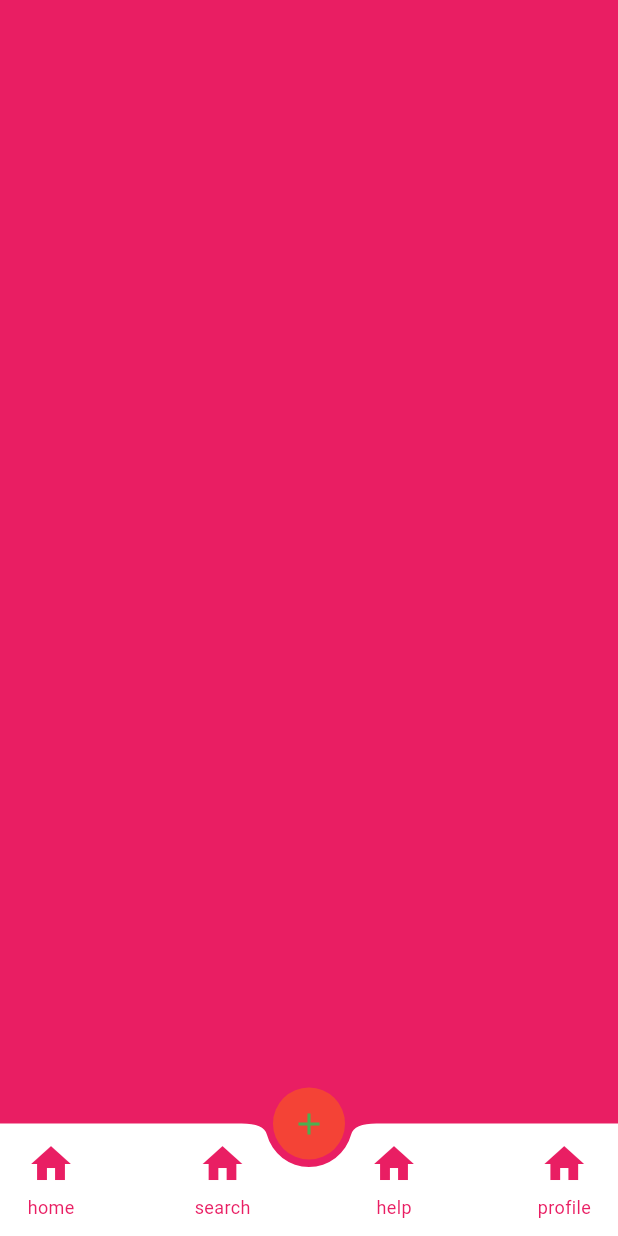
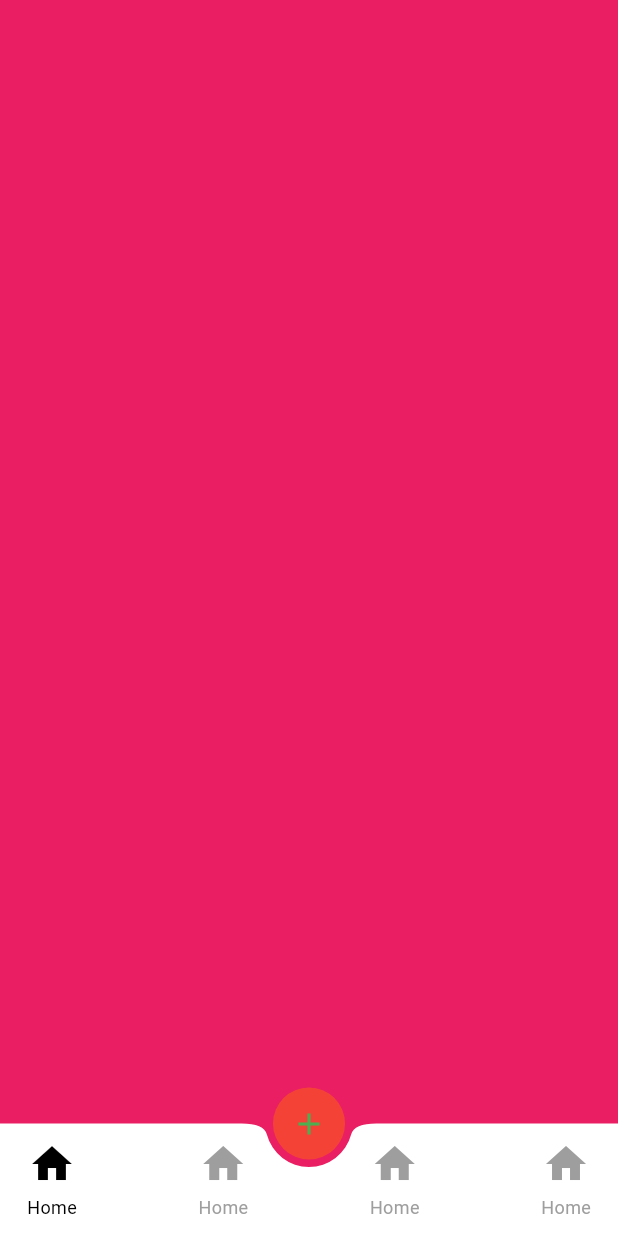
Before and after one commit to Dsoji/fab_menu_bottomnav, a Flutter app: the screen it shows after launch, on a phone screen of 412 x 824 dp. Run offline on Flutter 3.47's test engine with Material 3 defaults, Android fonts, the phone set to English and light mode, and no system bars.

Commit message:
feat: updated the navbar

```diff
--- a/lib/main.dart
+++ b/lib/main.dart
@@ -4,7 +4,6 @@ import 'package:fab_menu_bottomnav/samplePages/helpView.dart';
 import 'package:fab_menu_bottomnav/samplePages/homeview.dart';
 import 'package:fab_menu_bottomnav/samplePages/profileView.dart';
 import 'package:fab_menu_bottomnav/samplePages/searchview.dart';
-import 'package:fab_menu_bottomnav/src/bar_item.dart';
 import 'package:fab_menu_bottomnav/src/navbar.dart';
 import 'package:flutter/material.dart';
 
@@ -21,47 +20,13 @@ class MyApp extends StatefulWidget {
 class _MyAppState extends State<MyApp> {
   @override
   Widget build(BuildContext context) {
-    return MaterialApp(
+    return const MaterialApp(
         title: 'Floating NavBar Example',
         home: NaviBar(
           fabColor: Colors.red,
           navBarColor: Colors.white,
           fabIconColor: Colors.green,
-          bottomNavItems: [
-            BottomNav(
-              color: Colors.pink,
-              index: 0,
-              onTap: () {},
-              label: 'home',
-              size: 24,
-              icon: Icons.home,
-            ),
-            BottomNav(
-              color: Colors.pink,
-              index: 1,
-              onTap: () {},
-              label: 'search',
-              size: 24,
-              icon: Icons.home,
-            ),
-            BottomNav(
-              color: Colors.pink,
-              index: 2,
-              onTap: () {},
-              label: 'help',
-              size: 24,
-              icon: Icons.home,
-            ),
-            BottomNav(
-              color: Colors.pink,
-              index: 3,
-              onTap: () {},
-              label: 'profile',
-              size: 24,
-              icon: Icons.home,
-            ),
-          ],
-          fabItems: const [
+          fabItems: [
             FabCont(
               icon: Icons.place,
               text: 'plane',
@@ -78,12 +43,18 @@ class _MyAppState extends State<MyApp> {
               color: Colors.purple,
             ),
           ],
-          routeList: const [
+          routeList: [
             Home(),
             Search(),
             Help(),
             Profile(),
           ],
+          navIconSize: 24,
+          navIcon1: Icons.home,
+          navIcon2: Icons.home,
+          navIcon3: Icons.home,
+          navIcon4: Icons.home,
+          navIconColor: Colors.black,
         ));
   }
 }
--- a/lib/src/navbar.dart
+++ b/lib/src/navbar.dart
@@ -3,22 +3,34 @@ import 'package:flutter/material.dart';
 
 class NaviBar extends StatefulWidget {
   final Color fabColor;
-  final List<BottomNav> bottomNavItems;
+  // final List<BottomNav> bottomNavItems;
   final List<FabCont> fabItems;
   final List<Widget> routeList;
   final Color navBarColor;
   final Color fabIconColor;
+  final Color navIconColor;
+  final double navIconSize;
+  final IconData navIcon1;
+  final IconData navIcon2;
+  final IconData navIcon3;
+  final IconData navIcon4;
   // final String? email;
   // final String? firstName;
   // final String? lastName;
   const NaviBar({
     super.key,
     required this.fabColor,
-    required this.bottomNavItems,
+    // required this.bottomNavItems,
     required this.fabItems,
     required this.navBarColor,
     required this.fabIconColor,
     required this.routeList,
+    required this.navIconSize,
+    required this.navIcon1,
+    required this.navIcon2,
+    required this.navIcon3,
+    required this.navIcon4,
+    required this.navIconColor,
   });
 
   @override
@@ -73,7 +85,48 @@ class _NaviBarState extends State<NaviBar> {
         child: Row(
           mainAxisSize: MainAxisSize.max,
           mainAxisAlignment: MainAxisAlignment.spaceBetween,
-          children: widget.bottomNavItems,
+          children: [
+            BottomNav(
+              index: 0,
+              onTap: () {
+                changePage(0);
+              },
+              label: 'Home',
+              color: pageIndex == 0 ? widget.navIconColor : Colors.grey,
+              size: widget.navIconSize,
+              icon: widget.navIcon1,
+            ),
+            BottomNav(
+              index: 0,
+              onTap: () {
+                changePage(1);
+              },
+              label: 'Home',
+              color: pageIndex == 1 ? widget.navIconColor : Colors.grey,
+              size: widget.navIconSize,
+              icon: widget.navIcon2,
+            ),
+            BottomNav(
+              index: 0,
+              onTap: () {
+                changePage(2);
+              },
+              label: 'Home',
+              color: pageIndex == 2 ? widget.navIconColor : Colors.grey,
+              size: widget.navIconSize,
+              icon: widget.navIcon3,
+            ),
+            BottomNav(
+              index: 0,
+              onTap: () {
+                changePage(3);
+              },
+              label: 'Home',
+              color: pageIndex == 3 ? widget.navIconColor : Colors.grey,
+              size: widget.navIconSize,
+              icon: widget.navIcon4,
+            ),
+          ],
         ),
       ),
     );
```
